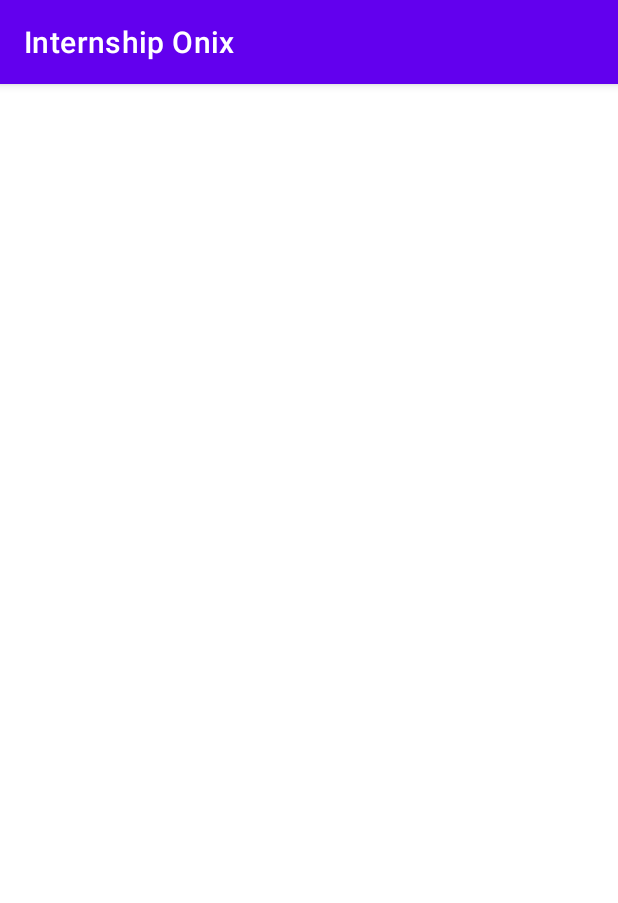
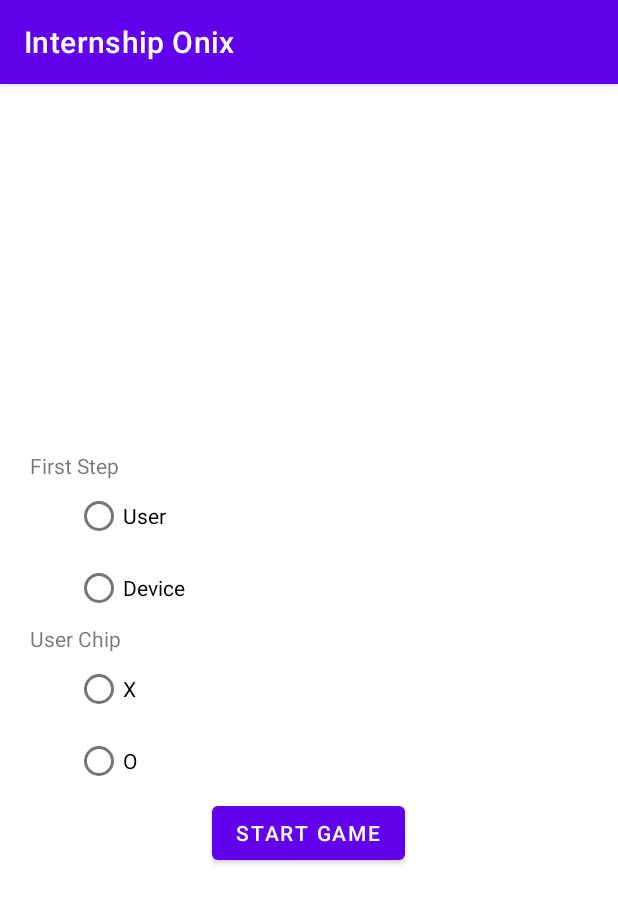
Before and after one commit to alexk2111/LoginApplication, an Android app: the screen it shows after launch (MainScreen), on a phone screen of 412 x 824 dp. Shown: the top 903 px of the screen. Run offline under Robolectric (Android 15) with nearby library versions, the phone set to English and light mode, and no system bars; our stand-ins replace data binding; 1 statement that could not run was skipped.

Commit message:
Add fragments and Canvas

```diff
--- a/app/src/main/java/com/onix/internship/di/ViewModelModule.kt
+++ b/app/src/main/java/com/onix/internship/di/ViewModelModule.kt
@@ -1,11 +1,15 @@
 package com.onix.internship.di
 
+import com.onix.internship.ui.game.GameViewModel
 import com.onix.internship.ui.main.MainViewModel
 import com.onix.internship.ui.splash.SplashViewModel
+import com.onix.internship.ui.start.StartViewModel
 import org.koin.androidx.viewmodel.dsl.viewModel
 import org.koin.dsl.module
 
 val viewModelModule = module {
+    viewModel { GameViewModel(firstStep = get(), userChip = get()) }
+    viewModel { StartViewModel() }
     viewModel { SplashViewModel() }
     viewModel { MainViewModel() }
 
--- /dev/null
+++ b/app/src/main/java/com/onix/internship/domain/entity/ParametersGame.kt
@@ -0,0 +1,6 @@
+package com.onix.internship.domain.entity
+
+data class ParametersGame(
+    val firstStep: String,
+    val userChip: String
+)
--- a/app/src/main/java/com/onix/internship/ui/main/MainViewModel.kt
+++ b/app/src/main/java/com/onix/internship/ui/main/MainViewModel.kt
@@ -3,6 +3,5 @@ package com.onix.internship.ui.main
 import com.onix.internship.arch.BaseViewModel
 
 class MainViewModel : BaseViewModel() {
-    //TODO
 
 }
--- a/app/src/main/java/com/onix/internship/ui/splash/SplashFragment.kt
+++ b/app/src/main/java/com/onix/internship/ui/splash/SplashFragment.kt
@@ -17,7 +17,7 @@ class SplashFragment : BaseFragment<SplashFragmentBinding>(R.layout.splash_fragm
     }
 
     private fun showLogInScreen() {
-        navigate(R.id.splashFragment, clearStack = true)
+        navigate(R.id.startFragment, clearStack = true)
     }
 
 }
--- a/app/src/main/java/com/onix/internship/ui/splash/SplashViewModel.kt
+++ b/app/src/main/java/com/onix/internship/ui/splash/SplashViewModel.kt
@@ -11,7 +11,7 @@ class SplashViewModel : BaseViewModel() {
     init {
         onLoading(true)
         launch {
-            delay(1000)
+            delay(2000)
             initEvent.postValue(true)
         }
     }
--- /dev/null
+++ b/app/src/main/java/com/onix/internship/ui/start/StartFragment.kt
@@ -0,0 +1,34 @@
+package com.onix.internship.ui.start
+
+import androidx.lifecycle.Observer
+import androidx.navigation.fragment.findNavController
+import com.onix.internship.R
+import com.onix.internship.arch.BaseFragment
+import com.onix.internship.databinding.StartFragmentBinding
+import org.koin.androidx.viewmodel.ext.android.viewModel
+
+class StartFragment : BaseFragment<StartFragmentBinding>(R.layout.start_fragment) {
+
+    override val viewModel: StartViewModel by viewModel()
+    private var firstStep = ""
+    private var userChip = ""
+
+    override fun setObservers() {
+        super.setObservers()
+        binding.startViewModel = viewModel
+        viewModel.startGame.observe(viewLifecycleOwner) { toGameScreen(it) }
+        viewModel.firstStep.observe(viewLifecycleOwner, Observer { newFirstStep ->
+            firstStep = newFirstStep
+        })
+        viewModel.userChip.observe(viewLifecycleOwner, Observer { newUserChip ->
+            userChip = newUserChip
+        })
+    }
+
+    private fun toGameScreen(startGame: Boolean) {
+        if (startGame) {
+            val action = StartFragmentDirections.actionStartFragmentToGameFragment(firstStep, userChip)
+            findNavController().navigate(action)
+        }
+    }
+}
--- /dev/null
+++ b/app/src/main/java/com/onix/internship/ui/start/StartViewModel.kt
@@ -0,0 +1,48 @@
+package com.onix.internship.ui.start
+
+import androidx.lifecycle.LiveData
+import androidx.lifecycle.MutableLiveData
+import com.onix.internship.arch.BaseViewModel
+
+class StartViewModel : BaseViewModel() {
+
+    private val _firstStep = MutableLiveData<String>()
+    val firstStep: LiveData<String>
+        get() = _firstStep
+
+    private val _userChip = MutableLiveData<String>()
+    val userChip: LiveData<String>
+        get() = _userChip
+
+    private val _startGame = MutableLiveData<Boolean>()
+    val startGame: LiveData<Boolean>
+        get() = _startGame
+
+    init {
+
+        _firstStep.value = ""
+        _userChip.value = ""
+        _startGame.value = false
+
+    }
+
+    fun onClickFirstStepUser() {
+        _firstStep.value = "User"
+    }
+
+    fun onClickFirstStepDevice() {
+        _firstStep.value = "Device"
+    }
+
+    fun onClickUserChipX() {
+        _userChip.value = "X"
+    }
+
+    fun onClickUserChipO() {
+        _userChip.value = "O"
+    }
+
+    fun onStartGame() {
+        _startGame.value = _firstStep.value != "" && _userChip.value != ""
+    }
+}
--- /dev/null
+++ b/app/src/main/res/layout/start_fragment.xml
@@ -0,0 +1,88 @@
+<?xml version="1.0" encoding="utf-8"?>
+<layout xmlns:android="http://schemas.android.com/apk/res/android"
+    xmlns:app="http://schemas.android.com/apk/res-auto"
+    xmlns:tools="http://schemas.android.com/tools">
+
+    <data>
+        <variable
+            name="startViewModel"
+            type="com.onix.internship.ui.start.StartViewModel"/>
+    </data>
+
+    <FrameLayout
+        android:layout_width="match_parent"
+        android:layout_height="match_parent"
+        tools:context=".ui.start.StartFragment">
+
+        <androidx.appcompat.widget.LinearLayoutCompat
+            android:layout_width="match_parent"
+            android:layout_height="wrap_content"
+            android:orientation="vertical"
+            android:layout_gravity="center_vertical">
+
+            <TextView
+                android:id="@+id/textViewFirstStep"
+                android:layout_width="match_parent"
+                android:layout_height="match_parent"
+                android:layout_marginStart="20dp"
+                android:text="@string/first_step" />
+
+            <RadioGroup
+                android:layout_width="wrap_content"
+                android:layout_height="wrap_content"
+                android:layout_marginStart="50dp">
+
+                <RadioButton
+                    android:id="@+id/radioButtonUser"
+                    android:layout_width="match_parent"
+                    android:layout_height="wrap_content"
+                    android:onClick="@{() -> startViewModel.onClickFirstStepUser()}"
+                    android:text="@string/radiobutton_user" />
+
+                <RadioButton
+                    android:id="@+id/radioButtonDevice"
+                    android:layout_width="match_parent"
+                    android:layout_height="wrap_content"
+                    android:onClick="@{() -> startViewModel.onClickFirstStepDevice()}"
+                    android:text="@string/radiobutton_device" />
+            </RadioGroup>
+
+            <TextView
+                android:id="@+id/textViewUserChip"
+                android:layout_width="match_parent"
+                android:layout_height="match_parent"
+                android:layout_marginStart="20dp"
+                android:text="@string/chip" />
+
+            <RadioGroup
+                android:layout_width="wrap_content"
+                android:layout_height="wrap_content"
+                android:layout_marginStart="50dp">
+
+                <RadioButton
+                    android:id="@+id/radioButtonUserChipX"
+                    android:layout_width="match_parent"
+                    android:layout_height="wrap_content"
+                    android:onClick="@{() -> startViewModel.onClickUserChipX()}"
+                    android:text="@string/radiobutton_user_chip_x" />
+
+                <RadioButton
+                    android:id="@+id/radioButtonButtonUserChipO"
+                    android:layout_width="match_parent"
+                    android:layout_height="wrap_content"
+                    android:onClick="@{() -> startViewModel.onClickUserChipO()}"
+                    android:text="@string/radiobutton_user_chip_o" />
+            </RadioGroup>
+
+            <Button
+                android:id="@+id/button"
+                android:layout_width="wrap_content"
+                android:layout_height="wrap_content"
+                android:text="@string/button_start_game"
+                android:onClick="@{() -> startViewModel.onStartGame()}"
+                android:layout_gravity="center_horizontal"/>
+
+        </androidx.appcompat.widget.LinearLayoutCompat>
+
+    </FrameLayout>
+</layout>
--- a/app/src/main/res/navigation/home.xml
+++ b/app/src/main/res/navigation/home.xml
@@ -8,5 +8,26 @@
         android:id="@+id/splashFragment"
         android:name="com.onix.internship.ui.splash.SplashFragment"
         android:label="SplashFragment" />
+    <fragment
+        android:id="@+id/startFragment"
+        android:name="com.onix.internship.ui.start.StartFragment"
+        android:label="StartFragment" >
+        <action
+            android:id="@+id/action_startFragment_to_gameFragment"
+            app:destination="@id/gameFragment"
+            app:popUpTo="@id/startFragment"
+            app:popUpToInclusive="false" />
+    </fragment>
+    <fragment
+        android:id="@+id/gameFragment"
+        android:name="com.onix.internship.ui.game.GameFragment"
+        android:label="GameFragment" >
+        <argument
+            android:name="firstStep"
+            app:argType="string" />
+        <argument
+            android:name="userChip"
+            app:argType="string" />
+    </fragment>
 
 </navigation>
--- /dev/null
+++ b/app/src/main/res/values/dimens.xml
@@ -0,0 +1,6 @@
+<?xml version="1.0" encoding="utf-8"?>
+<resources>
+    <dimen name="clipRectTop">0dp</dimen>
+    <dimen name="clipRectLeft">0dp</dimen>
+    <dimen name="strokeWidth">4dp</dimen>
+</resources>
--- a/app/src/main/res/values/strings.xml
+++ b/app/src/main/res/values/strings.xml
@@ -1,3 +1,21 @@
-<resources>
+<resources xmlns:tools="http://schemas.android.com/tools">
     <string name="app_name">Internship Onix</string>
+
+    <string name="auth_user_name_hint">Enter your nae</string>
+    <string name="auth_email_hint">Enter email</string>
+    <string name="auth_pass_hint">Enter password</string>
+    <string name="auth_login">LogIn</string>
+
+    <string name="title_messages">Messages</string>
+    <string name="text_string">Test text string</string>
+    <string name="hello_blank_fragment">Hello</string>
+    <string name="button_start_game">Start Game</string>
+    <string name="chip">User Chip</string>
+    <string name="first_step">First Step</string>
+    <string name="radiobutton_device">Device</string>
+    <string name="radiobutton_user">User</string>
+    <string name="radiobutton_user_chip_x">X</string>
+    <string name="radiobutton_user_chip_o">O</string>
+    <!-- TODO: Remove or change this placeholder text -->
+
 </resources>
```
Also changed, not shown: app/src/main/java/com/onix/internship/ui/game/CanvasView.kt (added, +166 -0 lines), app/src/main/java/com/onix/internship/ui/game/GameFragment.kt (added, +23 -0 lines), app/src/main/java/com/onix/internship/ui/game/GameViewModel.kt (added, +15 -0 lines), app/src/main/java/com/onix/internship/ui/game/GameViewModelFactory.kt (added, +14 -0 lines), app/src/main/res/layout/game_fragment.xml (added, +29 -0 lines).
